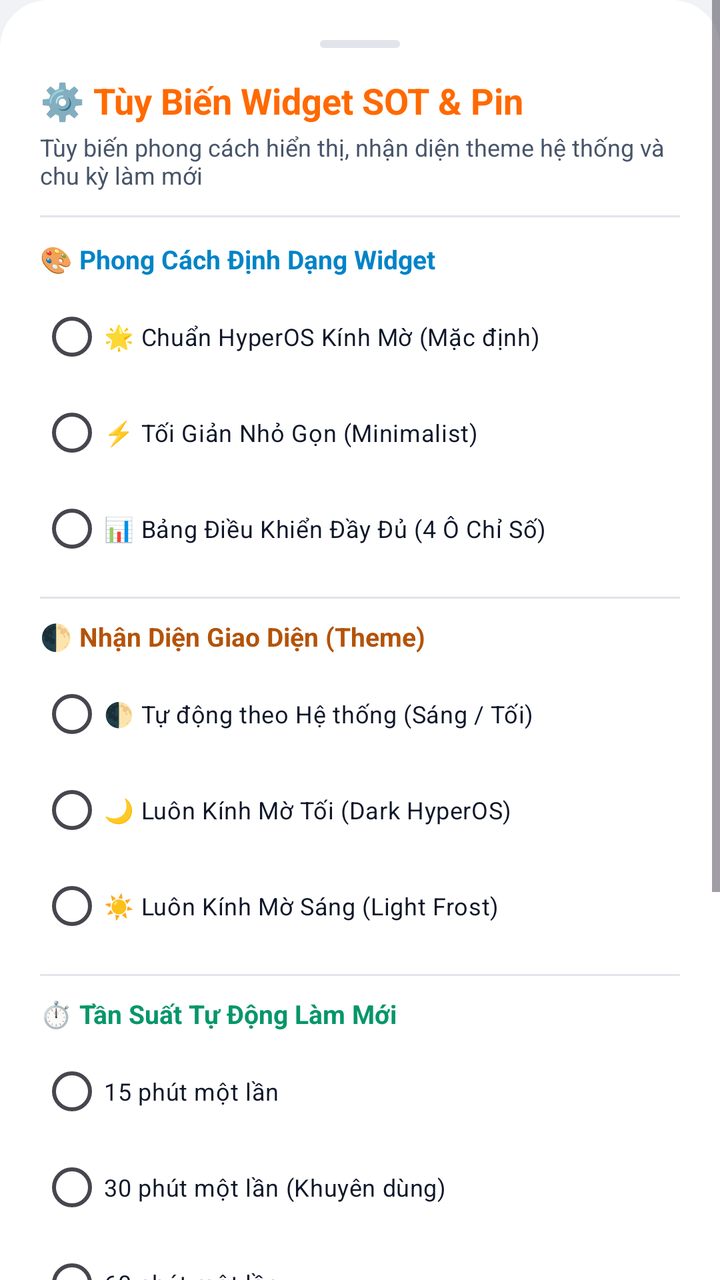
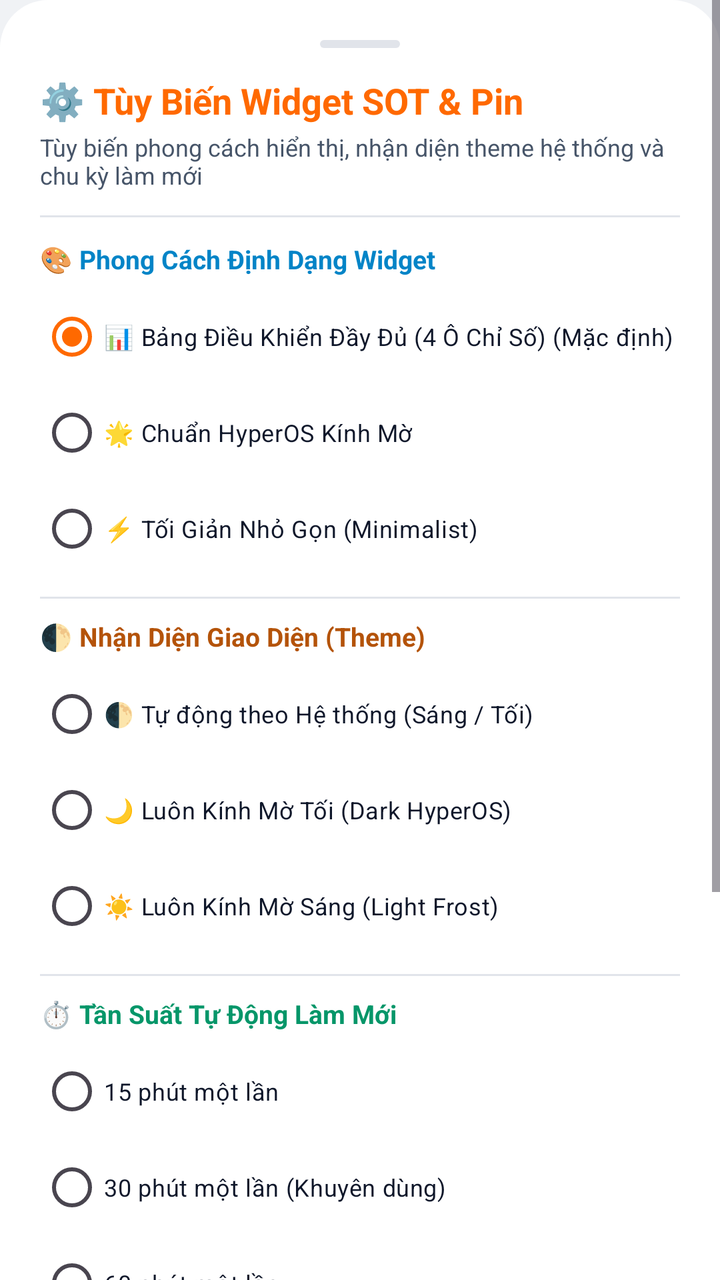

Two renders of the same Android screen: before a commit and after it. Below are the layout's source before the change and the commit's diff.
<!-- AndroidManifest.xml: application theme Theme.ToolXiaomi -->
<!-- res/layout/dialog_customize_widget.xml -->
<?xml version="1.0" encoding="utf-8"?>
<ScrollView xmlns:android="http://schemas.android.com/apk/res/android"
    xmlns:app="http://schemas.android.com/apk/res-auto"
    android:layout_width="match_parent"
    android:layout_height="wrap_content"
    android:background="@drawable/bg_bottom_sheet"
    android:fillViewport="true">

    <LinearLayout
        android:layout_width="match_parent"
        android:layout_height="wrap_content"
        android:orientation="vertical"
        android:padding="20dp">

        
        <View
            android:layout_width="40dp"
            android:layout_height="4dp"
            android:layout_gravity="center_horizontal"
            android:layout_marginBottom="14dp"
            android:background="@drawable/bg_drag_handle" />

        
        <TextView
            android:layout_width="wrap_content"
            android:layout_height="wrap_content"
            android:text="⚙️ Tùy Biến Widget SOT &amp; Pin"
            android:textColor="@color/mi_orange"
            android:textSize="18sp"
            android:textStyle="bold" />

        <TextView
            android:layout_width="wrap_content"
            android:layout_height="wrap_content"
            android:layout_marginTop="3dp"
            android:text="Tùy biến phong cách hiển thị, nhận diện theme hệ thống và chu kỳ làm mới"
            android:textColor="@color/text_secondary"
            android:textSize="12sp" />

        
        <View
            android:layout_width="match_parent"
            android:layout_height="1dp"
            android:layout_marginTop="12dp"
            android:layout_marginBottom="12dp"
            android:background="@color/card_dark_stroke" />

        
        <TextView
            android:layout_width="wrap_content"
            android:layout_height="wrap_content"
            android:text="🎨 Phong Cách Định Dạng Widget"
            android:textColor="@color/neon_cyan"
            android:textSize="13sp"
            android:textStyle="bold" />

        <RadioGroup
            android:id="@+id/rg_widget_style"
            android:layout_width="match_parent"
            android:layout_height="wrap_content"
            android:layout_marginTop="6dp">

            <RadioButton
                android:id="@+id/rb_style_hyperos"
                android:layout_width="match_parent"
                android:layout_height="wrap_content"
                android:text="🌟 Chuẩn HyperOS Kính Mờ (Mặc định)"
                android:textColor="@color/text_primary"
                android:textSize="12sp" />

            <RadioButton
                android:id="@+id/rb_style_minimal"
                android:layout_width="match_parent"
                android:layout_height="wrap_content"
                android:text="⚡ Tối Giản Nhỏ Gọn (Minimalist)"
                android:textColor="@color/text_primary"
                android:textSize="12sp" />

            <RadioButton
                android:id="@+id/rb_style_dashboard"
                android:layout_width="match_parent"
                android:layout_height="wrap_content"
                android:text="📊 Bảng Điều Khiển Đầy Đủ (4 Ô Chỉ Số)"
                android:textColor="@color/text_primary"
                android:textSize="12sp" />
        </RadioGroup>

        
        <View
            android:layout_width="match_parent"
            android:layout_height="1dp"
            android:layout_marginTop="10dp"
            android:layout_marginBottom="10dp"
            android:background="@color/card_dark_stroke" />

        
        <TextView
            android:layout_width="wrap_content"
            android:layout_height="wrap_content"
            android:text="🌓 Nhận Diện Giao Diện (Theme)"
            android:textColor="@color/neon_yellow"
            android:textSize="13sp"
            android:textStyle="bold" />

        <RadioGroup
            android:id="@+id/rg_widget_theme"
            android:layout_width="match_parent"
            android:layout_height="wrap_content"
            android:layout_marginTop="6dp">

            <RadioButton
                android:id="@+id/rb_theme_system"
                android:layout_width="match_parent"
                android:layout_height="wrap_content"
                android:text="🌓 Tự động theo Hệ thống (Sáng / Tối)"
                android:textColor="@color/text_primary"
                android:textSize="12sp" />

            <RadioButton
                android:id="@+id/rb_theme_dark"
                android:layout_width="match_parent"
                android:layout_height="wrap_content"
                android:text="🌙 Luôn Kính Mờ Tối (Dark HyperOS)"
                android:textColor="@color/text_primary"
                android:textSize="12sp" />

            <RadioButton
                android:id="@+id/rb_theme_light"
                android:layout_width="match_parent"
                android:layout_height="wrap_content"
                android:text="☀️ Luôn Kính Mờ Sáng (Light Frost)"
                android:textColor="@color/text_primary"
                android:textSize="12sp" />
        </RadioGroup>

        
        <View
            android:layout_width="match_parent"
            android:layout_height="1dp"
            android:layout_marginTop="10dp"
            android:layout_marginBottom="10dp"
            android:background="@color/card_dark_stroke" />

        
        <TextView
            android:layout_width="wrap_content"
            android:layout_height="wrap_content"
            android:text="⏱️ Tần Suất Tự Động Làm Mới"
            android:textColor="@color/neon_green"
            android:textSize="13sp"
            android:textStyle="bold" />

        <RadioGroup
            android:id="@+id/rg_widget_interval"
            android:layout_width="match_parent"
            android:layout_height="wrap_content"
            android:layout_marginTop="6dp">

            <RadioButton
                android:id="@+id/rb_interval_15"
                android:layout_width="match_parent"
                android:layout_height="wrap_content"
                android:text="15 phút một lần"
                android:textColor="@color/text_primary"
                android:textSize="12sp" />

            <RadioButton
                android:id="@+id/rb_interval_30"
                android:layout_width="match_parent"
                android:layout_height="wrap_content"
                android:text="30 phút một lần (Khuyên dùng)"
                android:textColor="@color/text_primary"
                android:textSize="12sp" />

            <RadioButton
                android:id="@+id/rb_interval_60"
                android:layout_width="match_parent"
                android:layout_height="wrap_content"
                android:text="60 phút một lần"
                android:textColor="@color/text_primary"
                android:textSize="12sp" />

            <RadioButton
                android:id="@+id/rb_interval_event"
                android:layout_width="match_parent"
                android:layout_height="wrap_content"
                android:text="Chỉ khi bật màn hình / cắm sạc (Tiết kiệm pin nhất)"
                android:textColor="@color/text_primary"
                android:textSize="12sp" />
        </RadioGroup>

        
        <View
            android:layout_width="match_parent"
            android:layout_height="1dp"
            android:layout_marginTop="10dp"
            android:layout_marginBottom="10dp"
            android:background="@color/card_dark_stroke" />

        
        <LinearLayout
            android:layout_width="match_parent"
            android:layout_height="wrap_content"
            android:gravity="center_vertical"
            android:orientation="horizontal">

            <TextView
                android:layout_width="0dp"
                android:layout_height="wrap_content"
                android:layout_weight="1"
                android:text="🌡️ Hiển thị nhiệt độ pin"
                android:textColor="@color/text_primary"
                android:textSize="12sp" />

            <com.google.android.material.materialswitch.MaterialSwitch
                android:id="@+id/sw_widget_show_temp"
                android:layout_width="wrap_content"
                android:layout_height="wrap_content"
                android:checked="true" />
        </LinearLayout>

        <LinearLayout
            android:layout_width="match_parent"
            android:layout_height="wrap_content"
            android:layout_marginTop="4dp"
            android:gravity="center_vertical"
            android:orientation="horizontal">

            <TextView
                android:layout_width="0dp"
                android:layout_height="wrap_content"
                android:layout_weight="1"
                android:text="⚡ Hiển thị dự đoán thời lượng"
                android:textColor="@color/text_primary"
                android:textSize="12sp" />

            <com.google.android.material.materialswitch.MaterialSwitch
                android:id="@+id/sw_widget_show_estimate"
                android:layout_width="wrap_content"
                android:layout_height="wrap_content"
                android:checked="true" />
        </LinearLayout>

        
        <LinearLayout
            android:layout_width="match_parent"
            android:layout_height="wrap_content"
            android:layout_marginTop="16dp"
            android:orientation="horizontal">

            <com.google.android.material.button.MaterialButton
                android:id="@+id/btn_widget_save"
                android:layout_width="0dp"
                android:layout_height="wrap_content"
                android:layout_weight="1"
                android:backgroundTint="@color/mi_orange"
                android:text="💾 Lưu &amp; Cập Nhật Widget"
                android:textColor="@color/white"
                android:textSize="13sp"
                app:cornerRadius="10dp" />

            <com.google.android.material.button.MaterialButton
                android:id="@+id/btn_widget_close"
                android:layout_width="wrap_content"
                android:layout_height="wrap_content"
                android:layout_marginStart="8dp"
                android:backgroundTint="@color/card_highlight"
                android:text="Đóng"
                android:textColor="@color/text_secondary"
                android:textSize="13sp"
                app:cornerRadius="10dp" />
        </LinearLayout>

    </LinearLayout>
</ScrollView>
<!-- resources referenced by this layout -->
<resources>
  <color name="card_dark_stroke">#E1E4EA</color>
  <color name="card_highlight">#EAEDF2</color>
  <color name="mi_orange">#FF6900</color>
  <color name="neon_cyan">#0284C7</color>
  <color name="neon_green">#059669</color>
  <color name="neon_yellow">#B45309</color>
  <color name="text_primary">#0F172A</color>
  <color name="text_secondary">#475569</color>
  <color name="white">#FFFFFF</color>
  <!-- drawable bg_bottom_sheet (drawable) -->
  <?xml version="1.0" encoding="utf-8"?>
  <shape xmlns:android="http://schemas.android.com/apk/res/android"
      android:shape="rectangle">
      <solid android:color="@color/card_dark" />
      <corners
          android:topLeftRadius="24dp"
          android:topRightRadius="24dp" />
  </shape>
  <!-- drawable bg_drag_handle (drawable) -->
  <?xml version="1.0" encoding="utf-8"?>
  <shape xmlns:android="http://schemas.android.com/apk/res/android"
      android:shape="rectangle">
      <solid android:color="@color/card_dark_stroke" />
      <corners android:radius="2dp" />
  </shape>
  <style name="Theme.ToolXiaomi" parent="Theme.Material3.DayNight.NoActionBar">
          <item name="colorPrimary">@color/mi_orange</item>
          <item name="colorPrimaryVariant">@color/mi_orange_dark</item>
          <item name="colorOnPrimary">#FFFFFF</item>
          <item name="colorSecondaryContainer">@color/card_highlight</item>
          <item name="colorOnSecondaryContainer">@color/mi_orange</item>
          <item name="android:statusBarColor">@color/bg_dark</item>
          <item name="android:navigationBarColor">@color/card_dark</item>
          <item name="android:windowBackground">@color/bg_dark</item>
          <item name="android:windowLightStatusBar" tools:targetApi="m">true</item>
          <item name="android:windowLightNavigationBar" tools:targetApi="o_mr1">true</item>
      </style>
  <color name="card_dark">#FFFFFF</color>
  <color name="mi_orange_dark">#E55D00</color>
  <color name="bg_dark">#F0F2F5</color>
</resources>

<!-- the commit's change to res/layout/dialog_customize_widget.xml (unified diff, before → after) -->
@@ -61,10 +61,19 @@
             android:layout_marginTop="6dp">
 
             <RadioButton
+                android:id="@+id/rb_style_dashboard"
+                android:layout_width="match_parent"
+                android:layout_height="wrap_content"
+                android:checked="true"
+                android:text="📊 Bảng Điều Khiển Đầy Đủ (4 Ô Chỉ Số) (Mặc định)"
+                android:textColor="@color/text_primary"
+                android:textSize="12sp" />
+
+            <RadioButton
                 android:id="@+id/rb_style_hyperos"
                 android:layout_width="match_parent"
                 android:layout_height="wrap_content"
-                android:text="🌟 Chuẩn HyperOS Kính Mờ (Mặc định)"
+                android:text="🌟 Chuẩn HyperOS Kính Mờ"
                 android:textColor="@color/text_primary"
                 android:textSize="12sp" />
 
@@ -73,14 +82,6 @@
                 android:layout_width="match_parent"
                 android:layout_height="wrap_content"
                 android:text="⚡ Tối Giản Nhỏ Gọn (Minimalist)"
-                android:textColor="@color/text_primary"
-                android:textSize="12sp" />
-
-            <RadioButton
-                android:id="@+id/rb_style_dashboard"
-                android:layout_width="match_parent"
-                android:layout_height="wrap_content"
-                android:text="📊 Bảng Điều Khiển Đầy Đủ (4 Ô Chỉ Số)"
                 android:textColor="@color/text_primary"
                 android:textSize="12sp" />
         </RadioGroup>
